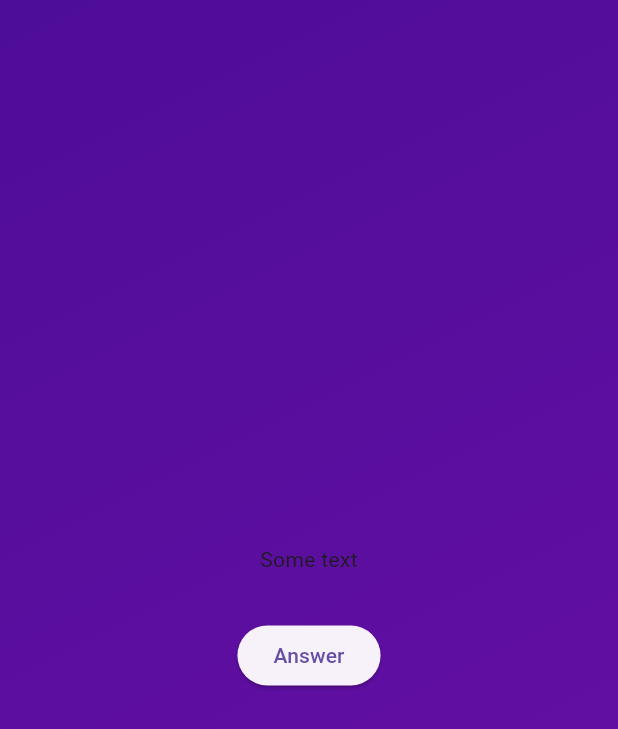
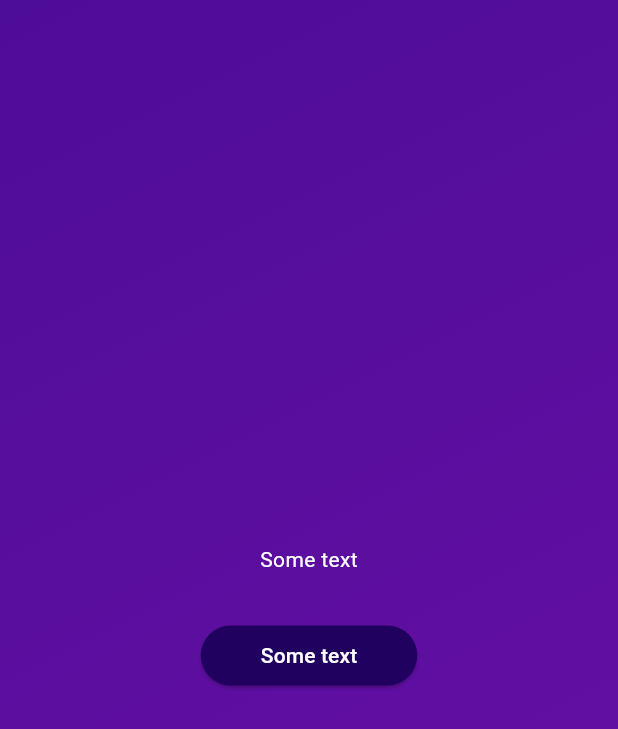
Before and after one commit to KotenkoNata/flutter_dart_course, a Flutter app: the screen it shows after launch, after a tap on "Start quiz", on a phone screen of 412 x 824 dp. Shown: the top 729 px of the screen. Run offline on Flutter 3.47's test engine with Material 3 defaults, Android fonts, the phone set to English and light mode, and no system bars.

Commit message:
feat: Creating a Reusable, Custom Styled Button

```diff
--- /dev/null
+++ b/lib/answer_button.dart
@@ -0,0 +1,29 @@
+import 'package:flutter/material.dart';
+
+class AnswerButton extends StatelessWidget {
+  const AnswerButton({
+    super.key,
+    required this.answerText,
+    required this.onTap,
+  });
+
+  final String answerText;
+  final void Function() onTap;
+
+
+  @override
+  Widget build(context) {
+    return ElevatedButton(
+      onPressed: onTap,
+      style: ElevatedButton.styleFrom(
+        padding: const EdgeInsets.symmetric(vertical: 10, horizontal: 40),
+        backgroundColor: const Color.fromARGB(255, 33, 1, 95),
+        foregroundColor: Colors.white,
+        shape: RoundedRectangleBorder(
+          borderRadius: BorderRadius.circular(40)
+        ),
+      ),
+      child: Text(answerText),
+    );
+  }
+}
--- a/lib/questions_screen.dart
+++ b/lib/questions_screen.dart
@@ -1,4 +1,5 @@
 import 'package:flutter/material.dart';
+import 'package:flutter_dart_course/answer_button.dart';
 
 class QuestionsScreen extends StatefulWidget {
   const QuestionsScreen({super.key});
@@ -17,9 +18,12 @@ class _QuestionsScreenState extends State<QuestionsScreen> {
       child: Column(
         mainAxisAlignment: MainAxisAlignment.center,
         children: [
-          const Text('Some text'),
+          const Text(
+            'Some text',
+            style: TextStyle(color: Colors.white),
+          ),
           const SizedBox(height: 30),
-          ElevatedButton(onPressed: () {}, child: const Text('Answer'))
+          AnswerButton(answerText: 'Some text', onTap: () {})
         ],
       ),
     );
```
